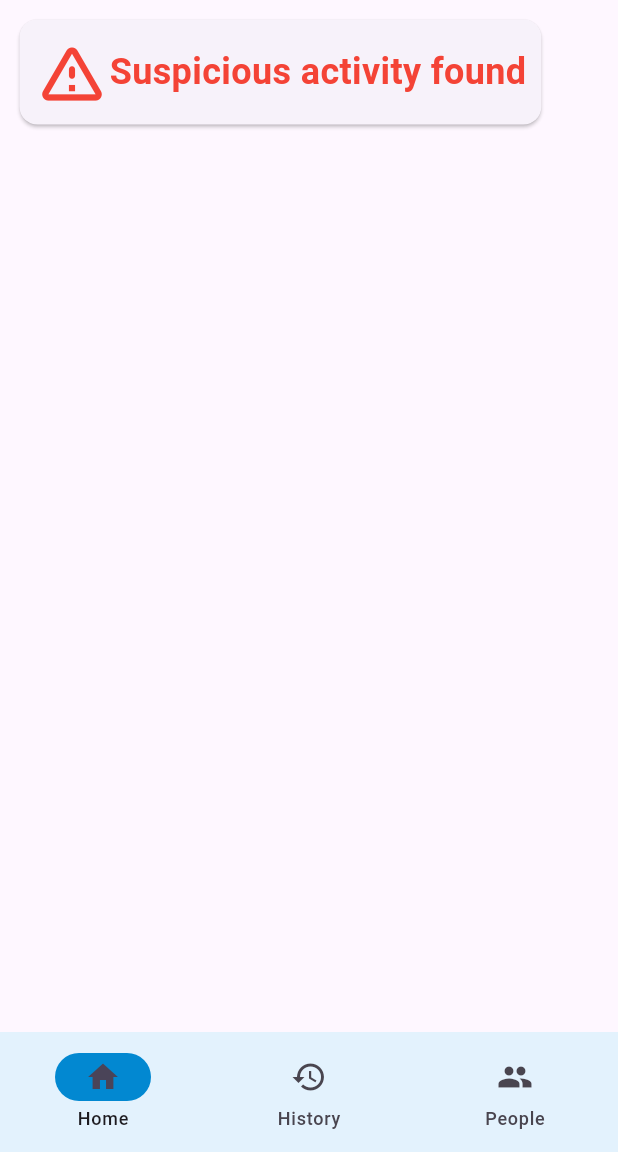
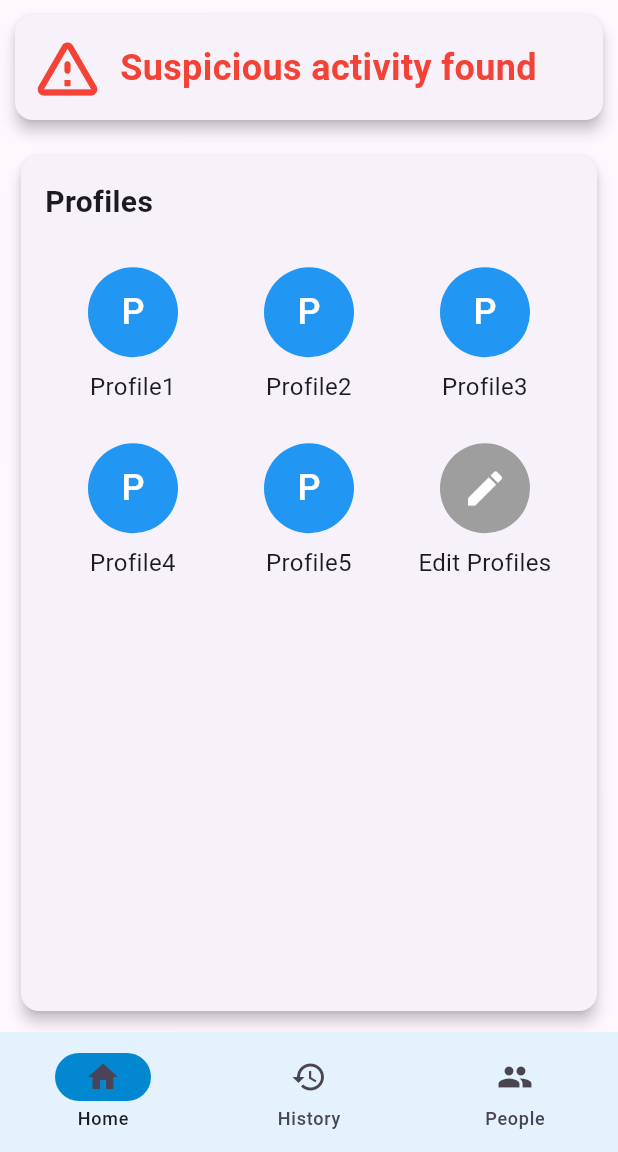
Before and after one commit to Varun-Karthik-T/face-recognition, a Flutter app: the screen it shows after launch, on a phone screen of 412 x 824 dp, the part 84-1236 px from its top. Run offline on Flutter 3.47's test engine with Material 3 defaults, Android fonts, the phone set to English and light mode, and no system bars; our stand-ins replace camera, image_picker.

Commit message:
add profile in home page

```diff
--- a/flutter/lib/Pages/home.dart
+++ b/flutter/lib/Pages/home.dart
@@ -1,5 +1,7 @@
-import 'package:flutter/cupertino.dart';
 import 'package:flutter/material.dart';
+import '../widgets/home/SuspiciousActivityCard.dart';
+import '../widgets/home/ProfileGrid.dart';
+import '../widgets/home/EditProfiles.dart';
 
 class Home extends StatefulWidget {
   const Home({super.key});
@@ -9,30 +11,36 @@ class Home extends StatefulWidget {
 }
 
 class _HomeState extends State<Home> {
+  List<Map<String, List<Map<String, String>>>> profiles = [
+    {"Profile1": [{"John Doe": "Friend"}, {"Joh dae": "Family"}]},
+    {"Profile2": [{"Jane Doe": "Friend"}, {"Jane dae": "Family"}]},
+    {"Profile3": [{"John Smith": "Friend"}, {"John smi": "Family"}]},
+    {"Profile4": [{"Jane Smith": "Friend"}, {"Jane smi": "Family"}]},
+    {"Profile5": [{"John Doe": "Friend"}, {"John dae": "Family"}]},
+  ];
+
+  String? selectedProfile;
+
   @override
   Widget build(BuildContext context) {
     return Scaffold(
-      body: Container(
-        padding: EdgeInsets.all(9.0),
-        width: double.infinity,
-        child:const Row(
+      body: Padding(
+        padding: const EdgeInsets.all(10.0),
+        child: Column(
           children: [
-            Card(
-              child: Padding(
-                padding: EdgeInsets.all(10.0),
-                child: Row(
-                  children: [
-                    const Icon(Icons.warning_amber_rounded, size: 50, color: Colors.red),
-                    const Text(
-                      'Suspicious activity found',
-                      style: TextStyle(
-                        fontSize: 24,
-                        fontWeight: FontWeight.bold,
-                        color: Colors.red,
-                      ),
-                    ),
-                  ],
-                ),
+            const SuspiciousActivityCard(),
+            Expanded(
+              child: ProfileGrid(
+                profiles: profiles,
+                selectedProfile: selectedProfile,
+                onProfileSelected: (profileName) {
+                  _showConfirmationDialog(context, profileName);
+                },
+                onEditProfiles: (updatedProfiles) {
+                  setState(() {
+                    profiles = updatedProfiles;
+                  });
+                },
               ),
             ),
           ],
@@ -40,4 +48,33 @@ class _HomeState extends State<Home> {
       ),
     );
   }
+
+  void _showConfirmationDialog(BuildContext context, String profileName) {
+    showDialog(
+      context: context,
+      builder: (context) {
+        return AlertDialog(
+          title: const Text('Confirmation'),
+          content: Text('Are you sure you want to select $profileName?'),
+          actions: [
+            TextButton(
+              onPressed: () {
+                Navigator.of(context).pop();
+              },
+              child: const Text('Cancel'),
+            ),
+            TextButton(
+              onPressed: () {
+                setState(() {
+                  selectedProfile = profileName;
+                });
+                Navigator.of(context).pop();
+              },
+              child: const Text('Confirm'),
+            ),
+          ],
+        );
+      },
+    );
+  }
 }
--- a/flutter/lib/utils/register_face.dart
+++ b/flutter/lib/utils/register_face.dart
@@ -185,10 +185,10 @@ class _RegisterState extends State<Register> {
             _image != null
                 ? Column(
                     children: [
-                      Container(
-                        child: Image.file(_image!),
+                      SizedBox(
                         height: 200,
                         width: 500,
+                        child: Image.file(_image!),
                       ),
                       TextField(
                         cursorColor: Colors.lightBlue[900],
@@ -231,7 +231,7 @@ class CameraScreen extends StatelessWidget {
   final VoidCallback onSwitchCamera;
   final bool isFlashOn;
 
-  const CameraScreen({
+  const CameraScreen({super.key,
     required this.cameraController,
     required this.onCapture,
     required this.onFlashToggle,
--- /dev/null
+++ b/flutter/lib/widgets/home/ProfileCard.dart
@@ -0,0 +1,43 @@
+import 'package:flutter/material.dart';
+
+class ProfileCard extends StatelessWidget {
+  final String profileName;
+  final bool isSelected;
+  final VoidCallback onTap;
+
+  const ProfileCard({
+    super.key,
+    required this.profileName,
+    required this.isSelected,
+    required this.onTap,
+  });
+
+  @override
+  Widget build(BuildContext context) {
+    return GestureDetector(
+      onTap: onTap,
+      child: Column(
+        mainAxisAlignment: MainAxisAlignment.center,
+        children: [
+          CircleAvatar(
+            radius: 30,
+            backgroundColor: isSelected ? Colors.green : Colors.blue,
+            child: Text(
+              profileName[0], // First letter of profile name
+              style: const TextStyle(
+                fontSize: 24,
+                color: Colors.white,
+              ),
+            ),
+          ),
+          const SizedBox(height: 8),
+          Text(
+            profileName,
+            style: const TextStyle(fontSize: 16),
+            textAlign: TextAlign.center,
+          ),
+        ],
+      ),
+    );
+  }
+}
--- /dev/null
+++ b/flutter/lib/widgets/home/ProfileGrid.dart
@@ -0,0 +1,93 @@
+import 'package:flutter/material.dart';
+import 'ProfileCard.dart';
+import 'EditProfiles.dart';
+
+class ProfileGrid extends StatelessWidget {
+  final List<Map<String, List<Map<String, String>>>> profiles;
+  final String? selectedProfile;
+  final Function(String) onProfileSelected;
+  final Function(List<Map<String, List<Map<String, String>>>>) onEditProfiles;
+
+  const ProfileGrid({
+    super.key,
+    required this.profiles,
+    required this.selectedProfile,
+    required this.onProfileSelected,
+    required this.onEditProfiles,
+  });
+
+  @override
+  Widget build(BuildContext context) {
+    return Card(
+      height: 300,
+      elevation: 4,
+      child: Padding(
+        padding: const EdgeInsets.all(16.0),
+        child: Column(
+          crossAxisAlignment: CrossAxisAlignment.start,
+          children: [
+            const Text(
+              'Profiles',
+              style: TextStyle(
+                fontSize: 20,
+                fontWeight: FontWeight.bold,
+              ),
+            ),
+            const SizedBox(height: 16),
+            Expanded(
+              child: GridView.builder(
+                gridDelegate: const SliverGridDelegateWithFixedCrossAxisCount(
+                  crossAxisCount: 3,
+                  childAspectRatio: 1,
+                ),
+                itemCount: profiles.length + 1, // Add 1 for the pencil icon
+                itemBuilder: (context, index) {
+                  if (index < profiles.length) {
+                    // Fetch profile name from the list
+                    String profileName = profiles[index].keys.first;
+                    return ProfileCard(
+                      profileName: profileName,
+                      isSelected: selectedProfile == profileName,
+                      onTap: () => onProfileSelected(profileName),
+                    );
+                  } else {
+                    // Pencil icon card for editing profiles
+                    return GestureDetector(
+                      onTap: () {
+                        Navigator.push(
+                          context,
+                          MaterialPageRoute(
+                            builder: (context) => EditProfiles(
+                              profiles: profiles,
+                              onProfilesUpdated: onEditProfiles,
+                            ),
+                          ),
+                        );
+                      },
+                      child: const Column(
+                        mainAxisAlignment: MainAxisAlignment.center,
+                        children: [
+                          CircleAvatar(
+                            radius: 30,
+                            backgroundColor: Colors.grey,
+                            child: Icon(Icons.edit, color: Colors.white, size: 30),
+                          ),
+                          SizedBox(height: 8),
+                          Text(
+                            'Edit Profiles',
+                            style: TextStyle(fontSize: 16),
+                            textAlign: TextAlign.center,
+                          ),
+                        ],
+                      ),
+                    );
+                  }
+                },
+              ),
+            ),
+          ],
+        ),
+      ),
+    );
+  }
+}
--- /dev/null
+++ b/flutter/lib/widgets/home/SuspiciousActivityCard.dart
@@ -0,0 +1,30 @@
+import 'package:flutter/material.dart';
+
+class SuspiciousActivityCard extends StatelessWidget {
+  const SuspiciousActivityCard({super.key});
+
+  @override
+  Widget build(BuildContext context) {
+    return const Card(
+      elevation: 4,
+      margin: EdgeInsets.only(bottom: 20.0),
+      child: Padding(
+        padding: EdgeInsets.all(10.0),
+        child: Row(
+          children: [
+            Icon(Icons.warning_amber_rounded, size: 50, color: Colors.red),
+            SizedBox(width: 10),
+            Text(
+              'Suspicious activity found',
+              style: TextStyle(
+                fontSize: 24,
+                fontWeight: FontWeight.bold,
+                color: Colors.red,
+              ),
+            ),
+          ],
+        ),
+      ),
+    );
+  }
+}
--- a/flutter/pubspec.yaml
+++ b/flutter/pubspec.yaml
@@ -45,6 +45,8 @@ dependencies:
   # Use with the CupertinoIcons class for iOS style icons.
   cupertino_icons: ^1.0.6
 
+  http_parser: any
+  mime: any
 dev_dependencies:
   flutter_test:
     sdk: flutter
```
Also changed, not shown: flutter/lib/widgets/home/EditProfiles.dart (added, +169 -0 lines), flutter/pubspec.lock.
